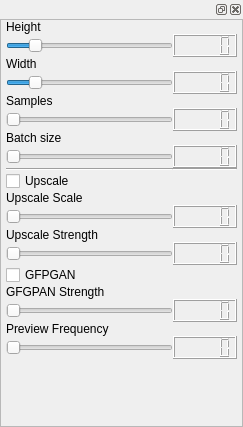
Qt form frontend/ui_widgets/sizer_count.ui (XmYx/ainodes-pyside) before a commit.
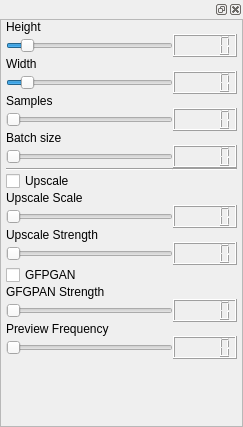
The same form after that commit.

Commit message: more samples and more bigger images, AGAIN :P

Patch:
```diff
--- a/frontend/ui_widgets/sizer_count.ui
+++ b/frontend/ui_widgets/sizer_count.ui
@@ -74,7 +74,7 @@
             <x>0</x>
             <y>0</y>
             <width>241</width>
-            <height>409</height>
+            <height>401</height>
            </rect>
           </property>
           <layout class="QVBoxLayout" name="verticalLayout_3">
@@ -107,7 +107,7 @@
                 <number>256</number>
                </property>
                <property name="maximum">
-                <number>2048</number>
+                <number>3072</number>
                </property>
                <property name="singleStep">
                 <number>64</number>
@@ -243,7 +243,7 @@
                 <number>256</number>
                </property>
                <property name="maximum">
-                <number>2048</number>
+                <number>3072</number>
                </property>
                <property name="singleStep">
                 <number>64</number>
```
Left out of the diff: 2 changed lines with no effect on the pictures.
